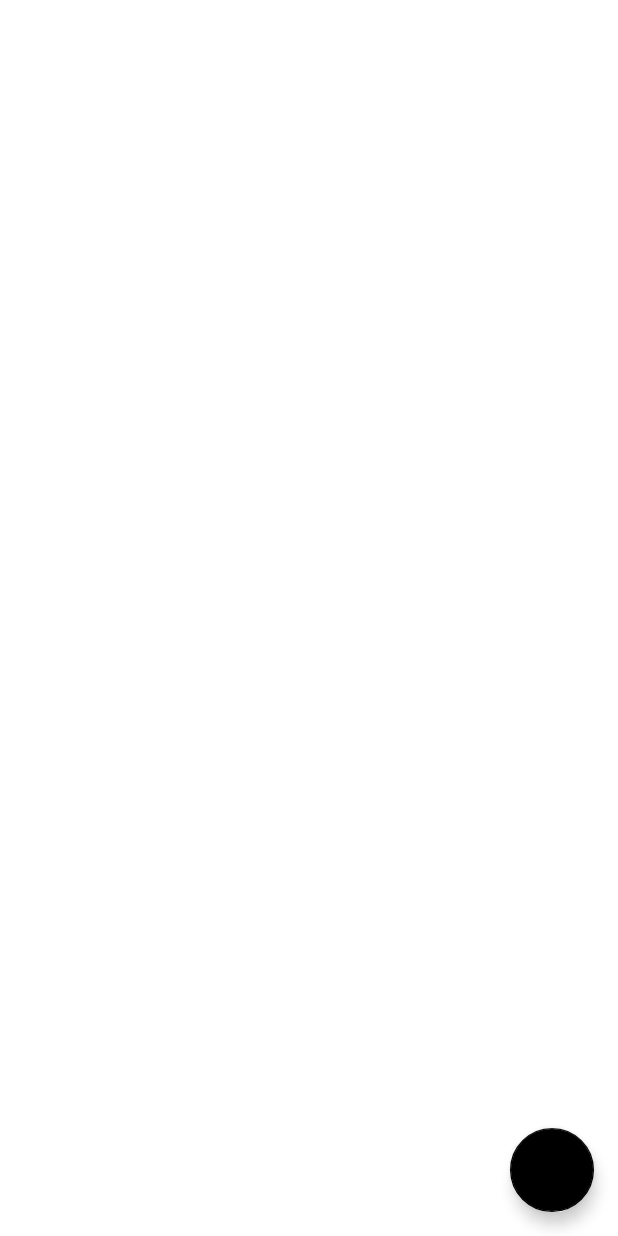
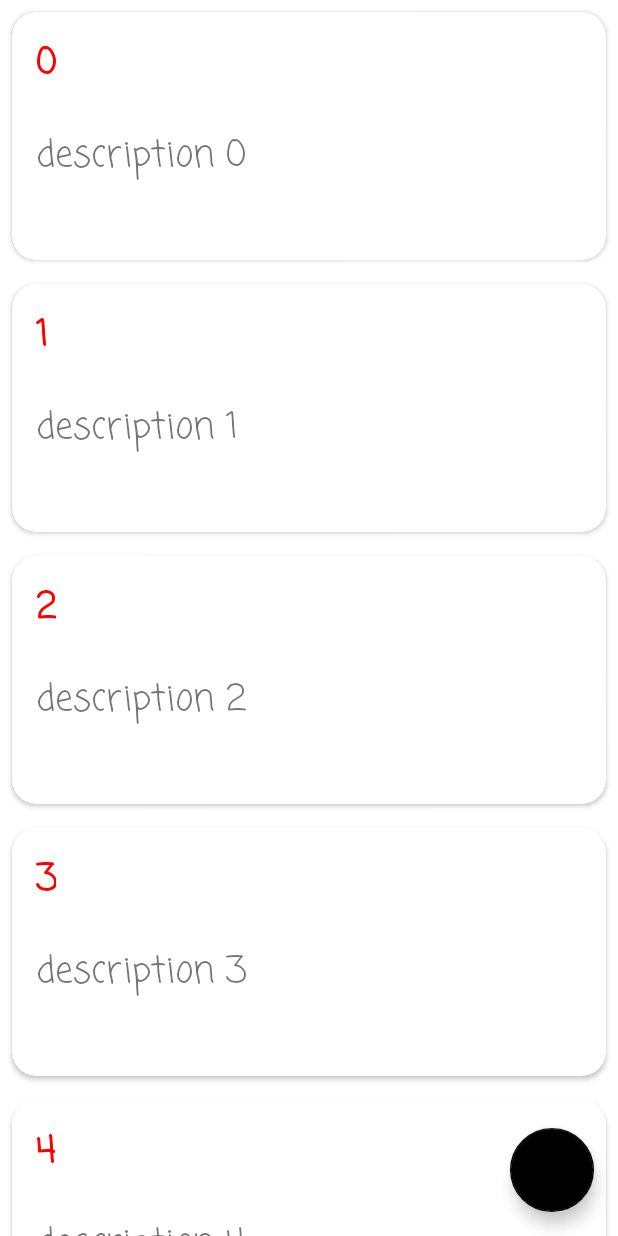
Before and after one commit to AlexCinder/NotesApp2, an Android app: the screen it shows after launch (MainActivity), on a phone screen of 412 x 824 dp. Run offline under Robolectric (Android 15) with nearby library versions, the phone set to English and light mode, and no system bars.

Commit message:
third commit

```diff
--- a/app/src/main/java/com/example/notesapp2/data/repo/NoteRepositoryImpl.kt
+++ b/app/src/main/java/com/example/notesapp2/data/repo/NoteRepositoryImpl.kt
@@ -5,14 +5,22 @@ import androidx.lifecycle.LiveData
 import androidx.lifecycle.MutableLiveData
 import com.example.notesapp2.domain.models.Note
 import com.example.notesapp2.domain.repositories.NoteRepository
+import kotlin.random.Random
 
 object NoteRepositoryImpl : NoteRepository {
     private val noteListLiveData = MutableLiveData<List<Note>>()
-    private val noteList = sortedSetOf<Note>({ o2, o1 ->
+    private val noteList = sortedSetOf<Note>({ o1, o2 ->
         o1.id.compareTo(o2.id)
     })
     private var autoId = 0L
 
+    init {
+        for (i in 0..10) {
+            val note = Note("$i","description $i",1)
+            createNote(note)
+        }
+
+    }
 
     override fun createNote(note: Note) {
         if (note.id == Note.UNDEFINED_ID) {
@@ -40,10 +48,10 @@ object NoteRepositoryImpl : NoteRepository {
     override fun getNoteItem(id: Long): Note {
         return noteList.find {
             it.id == id
-        }?: throw RuntimeException("Can't find note with id $id")
+        } ?: throw RuntimeException("Can't find note with id $id")
     }
 
-    private fun updateList(){
+    private fun updateList() {
         noteListLiveData.value = noteList.toList()
     }
 }
--- a/app/src/main/java/com/example/notesapp2/presentation/MainActivity.kt
+++ b/app/src/main/java/com/example/notesapp2/presentation/MainActivity.kt
@@ -1,19 +1,34 @@
 package com.example.notesapp2.presentation
 
+import android.os.Bundle
+import android.util.Log
 import androidx.appcompat.app.AppCompatActivity
-import android.os.Bundle
 import androidx.lifecycle.ViewModelProvider
+import androidx.recyclerview.widget.RecyclerView
 import com.example.notesapp2.R
-import com.example.notesapp2.domain.models.Note
 
 class MainActivity : AppCompatActivity() {
     private lateinit var viewModel: MainViewModel
+    private lateinit var adapter: NoteAdapter
 
     override fun onCreate(savedInstanceState: Bundle?) {
         super.onCreate(savedInstanceState)
         setContentView(R.layout.activity_main)
+        init()
         viewModel = ViewModelProvider(this)[MainViewModel::class.java]
-
+        viewModel.list.observe(this) {
+            Log.d("TAG", "onCreate: ${it.size}")
+            adapter.list = it
+            adapter.notifyDataSetChanged()
+            Log.d("TAG", "adapter: ${adapter.itemCount}")
+        }
+        Log.d("TAG", "list size ${adapter.itemCount}")
 
     }
+
+    private fun init() {
+        val recyclerView = findViewById<RecyclerView>(R.id.rv)
+        adapter = NoteAdapter()
+        recyclerView.adapter = adapter
+    }
 }
--- a/app/src/main/java/com/example/notesapp2/presentation/MainViewModel.kt
+++ b/app/src/main/java/com/example/notesapp2/presentation/MainViewModel.kt
@@ -2,13 +2,14 @@ package com.example.notesapp2.presentation
 
 import android.app.Application
 import androidx.lifecycle.AndroidViewModel
+import androidx.lifecycle.ViewModel
 import com.example.notesapp2.data.repo.NoteRepositoryImpl
 import com.example.notesapp2.domain.models.Note
 import com.example.notesapp2.domain.usecases.DeleteNoteUseCase
 import com.example.notesapp2.domain.usecases.EditNoteUseCase
 import com.example.notesapp2.domain.usecases.GetNoteListUseCase
 
-class MainViewModel(application: Application) : AndroidViewModel(application) {
+class MainViewModel() : ViewModel() {
 
     private val repository = NoteRepositoryImpl
     private val getNoteListUseCase = GetNoteListUseCase(repository)
--- a/app/src/main/java/com/example/notesapp2/presentation/NoteAdapter.kt
+++ b/app/src/main/java/com/example/notesapp2/presentation/NoteAdapter.kt
@@ -1,23 +1,55 @@
 package com.example.notesapp2.presentation
 
+import android.graphics.Color
+import android.util.Log
+import android.view.LayoutInflater
 import android.view.View
 import android.view.ViewGroup
+import android.widget.TextView
 import androidx.recyclerview.widget.RecyclerView
+import com.example.notesapp2.R
+import com.example.notesapp2.domain.models.Note
 
-class NoteAdapter : RecyclerView.Adapter<NoteAdapter.NoteViewHolder>(){
-
-
-    class NoteViewHolder(view: View) : RecyclerView.ViewHolder(view)
+class NoteAdapter : RecyclerView.Adapter<NoteAdapter.NoteViewHolder>() {
+    var list = listOf<Note>()
+        set(value) {
+            field = value
+            notifyDataSetChanged()
+        }
 
     override fun onCreateViewHolder(parent: ViewGroup, viewType: Int): NoteViewHolder {
-        TODO("Not yet implemented")
+        val view = LayoutInflater.from(parent.context).inflate(
+            R.layout.note_item_pinned,
+            parent,
+            false
+        )
+        return NoteViewHolder(view)
     }
 
     override fun onBindViewHolder(holder: NoteViewHolder, position: Int) {
-        TODO("Not yet implemented")
+        val note = list[position]
+        holder.itemView.setOnClickListener {
+            Log.d("TAG", "onBindViewHolder: ")
+        }
+        holder.apply {
+            tvTitle.text = note.title.toString()
+            tvDescription.text = note.description
+            tvLastUpdate.text = ""
+            when (note.priority) {
+                1 -> tvTitle.setTextColor(Color.RED)
+                2 -> tvTitle.setTextColor(Color.YELLOW)
+                else -> tvTitle.setTextColor(Color.GRAY)
+            }
+        }
     }
 
-    override fun getItemCount(): Int {
-        TODO("Not yet implemented")
+    override fun getItemCount() = list.size
+
+    class NoteViewHolder(view: View) : RecyclerView.ViewHolder(view) {
+        val tvTitle: TextView = view.findViewById(R.id.tv_title)
+        val tvLastUpdate: TextView = view.findViewById(R.id.tv_last_update)
+        val tvDescription: TextView = view.findViewById(R.id.tv_description)
+
+
     }
 }
--- a/app/src/main/res/layout/activity_main.xml
+++ b/app/src/main/res/layout/activity_main.xml
@@ -4,10 +4,12 @@
     xmlns:tools="http://schemas.android.com/tools"
     android:layout_width="match_parent"
     android:layout_height="match_parent"
+
     tools:context=".presentation.MainActivity">
 
     <androidx.recyclerview.widget.RecyclerView
-        android:id="@+id/note"
+        android:id="@+id/rv"
+        app:layoutManager="androidx.recyclerview.widget.LinearLayoutManager"
         android:layout_width="0dp"
         android:layout_height="0dp"
         app:layout_constraintBottom_toBottomOf="parent"
@@ -19,7 +21,7 @@
         tools:listitem="@layout/note_item_pinned" />
 
     <com.google.android.material.floatingactionbutton.FloatingActionButton
-        android:id="@+id/floatingActionButton3"
+        android:id="@+id/floatingActionButton"
         android:layout_width="wrap_content"
         android:layout_height="wrap_content"
         android:layout_margin="16dp"
--- a/app/src/main/res/layout/note_item_pinned.xml
+++ b/app/src/main/res/layout/note_item_pinned.xml
@@ -3,8 +3,10 @@
     xmlns:app="http://schemas.android.com/apk/res-auto"
     android:layout_width="match_parent"
     android:layout_height="wrap_content"
+    xmlns:tools="http://schemas.android.com/tools"
     android:layout_margin="8dp"
-    app:cardElevation="16dp"
+
+    tools:context=".presentation.MainActivity"
     app:cardCornerRadius="16dp">
 
     <androidx.constraintlayout.widget.ConstraintLayout
```
Also changed, not shown: app/src/main/res/layout/note_item_unpinned.xml (deleted, +0 -59 lines).
